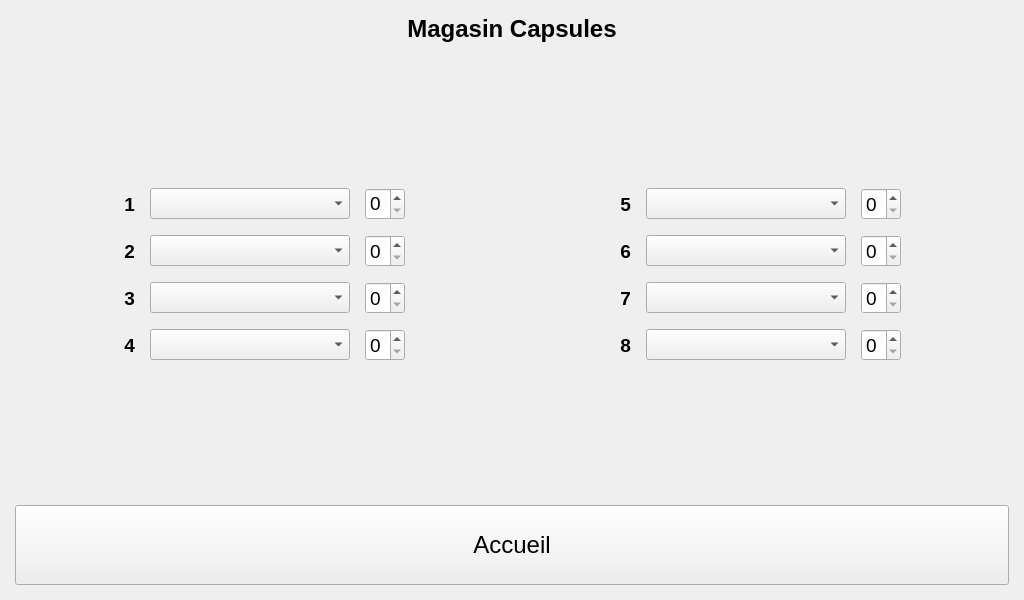
Above: pikawa-rpi/ihmpikawa.ui from bts-lasalle-avignon-projets/pikawa-2024 before the change. Below: the same form after it.
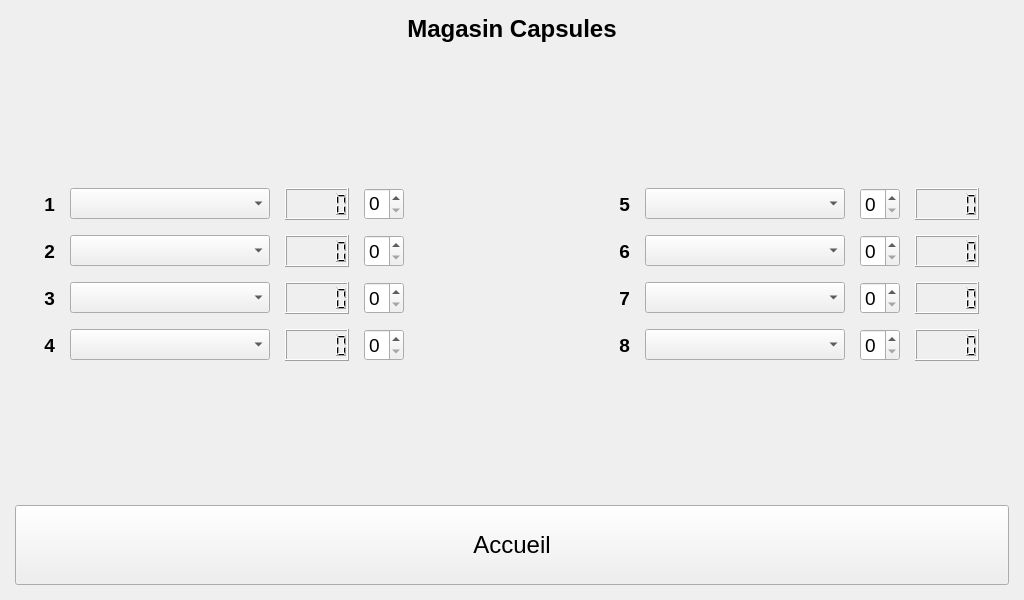
That is the form after the change. The open tabs and pages were chosen to show the change.

Diff of the .ui file:
```diff
--- a/pikawa-rpi/ihmpikawa.ui
+++ b/pikawa-rpi/ihmpikawa.ui
@@ -45,7 +45,7 @@
     <item>
      <widget class="QStackedWidget" name="ecrans">
       <property name="currentIndex">
-       <number>2</number>
+       <number>1</number>
       </property>
       <widget class="QWidget" name="ecranAccueil">
        <layout class="QVBoxLayout" name="layoutEcranAccueil">
@@ -216,8 +216,38 @@
           <property name="spacing">
            <number>15</number>
           </property>
-          <item row="4" column="7">
-           <widget class="QSpinBox" name="stockR6">
+          <item row="6" column="7">
+           <widget class="QComboBox" name="listeCapsulesR7">
+            <property name="sizePolicy">
+             <sizepolicy hsizetype="Fixed" vsizetype="Fixed">
+              <horstretch>0</horstretch>
+              <verstretch>0</verstretch>
+             </sizepolicy>
+            </property>
+            <property name="minimumSize">
+             <size>
+              <width>200</width>
+              <height>25</height>
+             </size>
+            </property>
+            <property name="maximumSize">
+             <size>
+              <width>16777215</width>
+              <height>16777215</height>
+             </size>
+            </property>
+            <property name="font">
+             <font>
+              <pointsize>14</pointsize>
+             </font>
+            </property>
+            <property name="sizeAdjustPolicy">
+             <enum>QComboBox::AdjustToContents</enum>
+            </property>
+           </widget>
+          </item>
+          <item row="6" column="8">
+           <widget class="QSpinBox" name="stockR7">
             <property name="font">
              <font>
               <pointsize>14</pointsize>
@@ -228,7 +258,7 @@
             </property>
            </widget>
           </item>
-          <item row="9" column="5">
+          <item row="9" column="6">
            <widget class="QLabel" name="labelRangee8">
             <property name="font">
              <font>
@@ -245,49 +275,7 @@
             </property>
            </widget>
           </item>
-          <item row="6" column="2">
-           <widget class="QComboBox" name="listeCapsulesR3">
-            <property name="sizePolicy">
-             <sizepolicy hsizetype="Fixed" vsizetype="Fixed">
-              <horstretch>0</horstretch>
-              <verstretch>0</verstretch>
-             </sizepolicy>
-            </property>
-            <property name="minimumSize">
-             <size>
-              <width>200</width>
-              <height>25</height>
-             </size>
-            </property>
-            <property name="maximumSize">
-             <size>
-              <width>16777215</width>
-              <height>16777215</height>
-             </size>
-            </property>
-            <property name="font">
-             <font>
-              <pointsize>14</pointsize>
-             </font>
-            </property>
-            <property name="sizeAdjustPolicy">
-             <enum>QComboBox::AdjustToContents</enum>
-            </property>
-           </widget>
-          </item>
-          <item row="3" column="7">
-           <widget class="QSpinBox" name="stockR5">
-            <property name="font">
-             <font>
-              <pointsize>14</pointsize>
-             </font>
-            </property>
-            <property name="maximum">
-             <number>4</number>
-            </property>
-           </widget>
-          </item>
-          <item row="4" column="3">
+          <item row="4" column="4">
            <widget class="QSpinBox" name="stockR2">
             <property name="font">
              <font>
@@ -299,48 +287,6 @@
             </property>
            </widget>
           </item>
-          <item row="9" column="3">
-           <widget class="QSpinBox" name="stockR4">
-            <property name="font">
-             <font>
-              <pointsize>14</pointsize>
-             </font>
-            </property>
-            <property name="maximum">
-             <number>4</number>
-            </property>
-           </widget>
-          </item>
-          <item row="9" column="2">
-           <widget class="QComboBox" name="listeCapsulesR4">
-            <property name="sizePolicy">
-             <sizepolicy hsizetype="Fixed" vsizetype="Fixed">
-              <horstretch>0</horstretch>
-              <verstretch>0</verstretch>
-             </sizepolicy>
-            </property>
-            <property name="minimumSize">
-             <size>
-              <width>200</width>
-              <height>25</height>
-             </size>
-            </property>
-            <property name="maximumSize">
-             <size>
-              <width>16777215</width>
-              <height>16777215</height>
-             </size>
-            </property>
-            <property name="font">
-             <font>
-              <pointsize>14</pointsize>
-             </font>
-            </property>
-            <property name="sizeAdjustPolicy">
-             <enum>QComboBox::AdjustToContents</enum>
-            </property>
-           </widget>
-          </item>
           <item row="3" column="2">
            <widget class="QComboBox" name="listeCapsulesR1">
             <property name="sizePolicy">
@@ -374,154 +320,6 @@
             </property>
            </widget>
           </item>
-          <item row="9" column="1">
-           <widget class="QLabel" name="labelRangee4">
-            <property name="font">
-             <font>
-              <pointsize>14</pointsize>
-              <weight>75</weight>
-              <bold>true</bold>
-             </font>
-            </property>
-            <property name="text">
-             <string>4</string>
-            </property>
-            <property name="alignment">
-             <set>Qt::AlignRight|Qt::AlignTrailing|Qt::AlignVCenter</set>
-            </property>
-           </widget>
-          </item>
-          <item row="9" column="7">
-           <widget class="QSpinBox" name="stockR8">
-            <property name="font">
-             <font>
-              <pointsize>14</pointsize>
-             </font>
-            </property>
-            <property name="maximum">
-             <number>4</number>
-            </property>
-           </widget>
-          </item>
-          <item row="4" column="5">
-           <widget class="QLabel" name="labelRangee6">
-            <property name="font">
-             <font>
-              <pointsize>14</pointsize>
-              <weight>75</weight>
-              <bold>true</bold>
-             </font>
-            </property>
-            <property name="text">
-             <string>6</string>
-            </property>
-            <property name="alignment">
-             <set>Qt::AlignRight|Qt::AlignTrailing|Qt::AlignVCenter</set>
-            </property>
-           </widget>
-          </item>
-          <item row="9" column="6">
-           <widget class="QComboBox" name="listeCapsulesR8">
-            <property name="sizePolicy">
-             <sizepolicy hsizetype="Fixed" vsizetype="Fixed">
-              <horstretch>0</horstretch>
-              <verstretch>0</verstretch>
-             </sizepolicy>
-            </property>
-            <property name="minimumSize">
-             <size>
-              <width>200</width>
-              <height>25</height>
-             </size>
-            </property>
-            <property name="maximumSize">
-             <size>
-              <width>16777215</width>
-              <height>16777215</height>
-             </size>
-            </property>
-            <property name="font">
-             <font>
-              <pointsize>14</pointsize>
-             </font>
-            </property>
-            <property name="sizeAdjustPolicy">
-             <enum>QComboBox::AdjustToContents</enum>
-            </property>
-           </widget>
-          </item>
-          <item row="4" column="6">
-           <widget class="QComboBox" name="listeCapsulesR6">
-            <property name="sizePolicy">
-             <sizepolicy hsizetype="Fixed" vsizetype="Fixed">
-              <horstretch>0</horstretch>
-              <verstretch>0</verstretch>
-             </sizepolicy>
-            </property>
-            <property name="minimumSize">
-             <size>
-              <width>200</width>
-              <height>25</height>
-             </size>
-            </property>
-            <property name="maximumSize">
-             <size>
-              <width>16777215</width>
-              <height>16777215</height>
-             </size>
-            </property>
-            <property name="font">
-             <font>
-              <pointsize>14</pointsize>
-             </font>
-            </property>
-            <property name="sizeAdjustPolicy">
-             <enum>QComboBox::AdjustToContents</enum>
-            </property>
-           </widget>
-          </item>
-          <item row="3" column="6">
-           <widget class="QComboBox" name="listeCapsulesR5">
-            <property name="sizePolicy">
-             <sizepolicy hsizetype="Fixed" vsizetype="Fixed">
-              <horstretch>0</horstretch>
-              <verstretch>0</verstretch>
-             </sizepolicy>
-            </property>
-            <property name="minimumSize">
-             <size>
-              <width>200</width>
-              <height>25</height>
-             </size>
-            </property>
-            <property name="maximumSize">
-             <size>
-              <width>16777215</width>
-              <height>16777215</height>
-             </size>
-            </property>
-            <property name="font">
-             <font>
-              <pointsize>14</pointsize>
-             </font>
-            </property>
-            <property name="sizeAdjustPolicy">
-             <enum>QComboBox::AdjustToContents</enum>
-            </property>
-           </widget>
-          </item>
-          <item row="6" column="7">
-           <widget class="QSpinBox" name="stockR7">
-            <property name="font">
-             <font>
-              <pointsize>14</pointsize>
-             </font>
-            </property>
-            <property name="maximum">
-             <number>4</number>
-            </property>
-           </widget>
-          </item>
           <item row="4" column="1">
            <widget class="QLabel" name="labelRangee2">
             <property name="font">
@@ -539,106 +337,40 @@
             </property>
            </widget>
           </item>
+          <item row="4" column="9">
+           <widget class="QLCDNumber" name="capsuleRestantesR6"/>
+          </item>
+          <item row="4" column="7">
+           <widget class="QComboBox" name="listeCapsulesR6">
+            <property name="sizePolicy">
+             <sizepolicy hsizetype="Fixed" vsizetype="Fixed">
+              <horstretch>0</horstretch>
+              <verstretch>0</verstretch>
+             </sizepolicy>
+            </property>
+            <property name="minimumSize">
+             <size>
+              <width>200</width>
+              <height>25</height>
+             </size>
+            </property>
+            <property name="maximumSize">
+             <size>
+              <width>16777215</width>
+              <height>16777215</height>
+             </size>
+            </property>
+            <property name="font">
+             <font>
+              <pointsize>14</pointsize>
+             </font>
+            </property>
+            <property name="sizeAdjustPolicy">
+             <enum>QComboBox::AdjustToContents</enum>
+            </property>
+           </widget>
+          </item>
           <item row="3" column="4">
-           <spacer name="horizontalSpacer">
-            <property name="orientation">
-             <enum>Qt::Horizontal</enum>
-            </property>
-            <property name="sizeType">
-             <enum>QSizePolicy::Fixed</enum>
-            </property>
-            <property name="sizeHint" stdset="0">
-             <size>
-              <width>200</width>
-              <height>20</height>
-             </size>
-            </property>
-           </spacer>
-          </item>
-          <item row="6" column="6">
-           <widget class="QComboBox" name="listeCapsulesR7">
-            <property name="sizePolicy">
-             <sizepolicy hsizetype="Fixed" vsizetype="Fixed">
-              <horstretch>0</horstretch>
-              <verstretch>0</verstretch>
-             </sizepolicy>
-            </property>
-            <property name="minimumSize">
-             <size>
-              <width>200</width>
-              <height>25</height>
-             </size>
-            </property>
-            <property name="maximumSize">
-             <size>
-              <width>16777215</width>
-              <height>16777215</height>
-             </size>
-            </property>
-            <property name="font">
-             <font>
-              <pointsize>14</pointsize>
-             </font>
-            </property>
-            <property name="sizeAdjustPolicy">
-             <enum>QComboBox::AdjustToContents</enum>
-            </property>
-           </widget>
-          </item>
-          <item row="4" column="2">
-           <widget class="QComboBox" name="listeCapsulesR2">
-            <property name="sizePolicy">
-             <sizepolicy hsizetype="Fixed" vsizetype="Fixed">
-              <horstretch>0</horstretch>
-              <verstretch>0</verstretch>
-             </sizepolicy>
-            </property>
-            <property name="minimumSize">
-             <size>
-              <width>200</width>
-              <height>25</height>
-             </size>
-            </property>
-            <property name="maximumSize">
-             <size>
-              <width>16777215</width>
-              <height>16777215</height>
-             </size>
-            </property>
-            <property name="font">
-             <font>
-              <pointsize>14</pointsize>
-             </font>
-            </property>
-            <property name="sizeAdjustPolicy">
-             <enum>QComboBox::AdjustToContents</enum>
-            </property>
-           </widget>
-          </item>
-          <item row="3" column="1">
-           <widget class="QLabel" name="labelRangee1">
-            <property name="sizePolicy">
-             <sizepolicy hsizetype="Fixed" vsizetype="Preferred">
-              <horstretch>0</horstretch>
-              <verstretch>0</verstretch>
-             </sizepolicy>
-            </property>
-            <property name="font">
-             <font>
-              <pointsize>14</pointsize>
-              <weight>75</weight>
-              <bold>true</bold>
-             </font>
-            </property>
-            <property name="text">
-             <string>1</string>
-            </property>
-            <property name="alignment">
-             <set>Qt::AlignRight|Qt::AlignTrailing|Qt::AlignVCenter</set>
-            </property>
-           </widget>
-          </item>
-          <item row="3" column="3">
            <widget class="QSpinBox" name="stockR1">
             <property name="font">
              <font>
@@ -653,19 +385,37 @@
             </property>
            </widget>
           </item>
-          <item row="6" column="3">
-           <widget class="QSpinBox" name="stockR3">
+          <item row="9" column="7">
+           <widget class="QComboBox" name="listeCapsulesR8">
+            <property name="sizePolicy">
+             <sizepolicy hsizetype="Fixed" vsizetype="Fixed">
+              <horstretch>0</horstretch>
+              <verstretch>0</verstretch>
+             </sizepolicy>
+            </property>
+            <property name="minimumSize">
+             <size>
+              <width>200</width>
+              <height>25</height>
+             </size>
+            </property>
+            <property name="maximumSize">
+             <size>
+              <width>16777215</width>
+              <height>16777215</height>
+             </size>
+            </property>
             <property name="font">
              <font>
               <pointsize>14</pointsize>
              </font>
             </property>
-            <property name="maximum">
-             <number>4</number>
+            <property name="sizeAdjustPolicy">
+             <enum>QComboBox::AdjustToContents</enum>
             </property>
            </widget>
           </item>
-          <item row="6" column="5">
+          <item row="6" column="6">
            <widget class="QLabel" name="labelRangee7">
             <property name="font">
              <font>
@@ -682,8 +432,48 @@
             </property>
            </widget>
           </item>
-          <item row="6" column="1">
-           <widget class="QLabel" name="labelRangee3">
+          <item row="3" column="10">
+           <spacer name="horizontalSpacer_3">
+            <property name="orientation">
+             <enum>Qt::Horizontal</enum>
+            </property>
+            <property name="sizeHint" stdset="0">
+             <size>
+              <width>40</width>
+              <height>20</height>
+             </size>
+            </property>
+           </spacer>
+          </item>
+          <item row="6" column="4">
+           <widget class="QSpinBox" name="stockR3">
+            <property name="font">
+             <font>
+              <pointsize>14</pointsize>
+             </font>
+            </property>
+            <property name="maximum">
+             <number>4</number>
+            </property>
+           </widget>
+          </item>
+          <item row="9" column="3">
+           <widget class="QLCDNumber" name="capsuleRestantesR4"/>
+          </item>
+          <item row="9" column="4">
+           <widget class="QSpinBox" name="stockR4">
+            <property name="font">
+             <font>
+              <pointsize>14</pointsize>
+             </font>
+            </property>
+            <property name="maximum">
+             <number>4</number>
+            </property>
+           </widget>
+          </item>
+          <item row="4" column="6">
+           <widget class="QLabel" name="labelRangee6">
             <property name="font">
              <font>
               <pointsize>14</pointsize>
@@ -692,14 +482,29 @@
              </font>
             </property>
             <property name="text">
-             <string>3</string>
+             <string>6</string>
             </property>
             <property name="alignment">
              <set>Qt::AlignRight|Qt::AlignTrailing|Qt::AlignVCenter</set>
             </property>
            </widget>
           </item>
-          <item row="3" column="5">
+          <item row="9" column="8">
+           <widget class="QSpinBox" name="stockR8">
+            <property name="font">
+             <font>
+              <pointsize>14</pointsize>
+             </font>
+            </property>
+            <property name="maximum">
+             <number>4</number>
+            </property>
+           </widget>
+          </item>
+          <item row="4" column="3">
+           <widget class="QLCDNumber" name="capsuleRestantesR2"/>
+          </item>
+          <item row="3" column="6">
            <widget class="QLabel" name="labelRangee5">
             <property name="sizePolicy">
              <sizepolicy hsizetype="Fixed" vsizetype="Preferred">
@@ -722,6 +527,82 @@
             </property>
            </widget>
           </item>
+          <item row="3" column="3">
+           <widget class="QLCDNumber" name="capsuleRestantesR1"/>
+          </item>
+          <item row="3" column="5">
+           <spacer name="horizontalSpacer">
+            <property name="orientation">
+             <enum>Qt::Horizontal</enum>
+            </property>
+            <property name="sizeType">
+             <enum>QSizePolicy::Fixed</enum>
+            </property>
+            <property name="sizeHint" stdset="0">
+             <size>
+              <width>200</width>
+              <height>20</height>
+             </size>
+            </property>
+           </spacer>
+          </item>
+          <item row="4" column="8">
+           <widget class="QSpinBox" name="stockR6">
+            <property name="font">
+             <font>
+              <pointsize>14</pointsize>
+             </font>
+            </property>
+            <property name="maximum">
+             <number>4</number>
+            </property>
+           </widget>
+          </item>
+          <item row="6" column="2">
+           <widget class="QComboBox" name="listeCapsulesR3">
+            <property name="sizePolicy">
+             <sizepolicy hsizetype="Fixed" vsizetype="Fixed">
+              <horstretch>0</horstretch>
+              <verstretch>0</verstretch>
+             </sizepolicy>
+            </property>
+            <property name="minimumSize">
+             <size>
+              <width>200</width>
+              <height>25</height>
+             </size>
+            </property>
+            <property name="maximumSize">
+             <size>
+              <width>16777215</width>
+              <height>16777215</height>
+             </size>
+            </property>
+            <property name="font">
+             <font>
+              <pointsize>14</pointsize>
+             </font>
+            </property>
+            <property name="sizeAdjustPolicy">
+             <enum>QComboBox::AdjustToContents</enum>
+            </property>
+           </widget>
+          </item>
+          <item row="6" column="3">
+           <widget class="QLCDNumber" name="capsuleRestantesR3"/>
+          </item>
+          <item row="3" column="8">
+           <widget class="QSpinBox" name="stockR5">
+            <property name="font">
+             <font>
+              <pointsize>14</pointsize>
+             </font>
+            </property>
+            <property name="maximum">
+             <number>4</number>
+            </property>
+           </widget>
+          </item>
           <item row="3" column="0">
            <spacer name="horizontalSpacer_2">
             <property name="orientation">
@@ -735,18 +616,161 @@
             </property>
            </spacer>
           </item>
-          <item row="3" column="8">
-           <spacer name="horizontalSpacer_3">
-            <property name="orientation">
-             <enum>Qt::Horizontal</enum>
+          <item row="4" column="2">
+           <widget class="QComboBox" name="listeCapsulesR2">
+            <property name="sizePolicy">
+             <sizepolicy hsizetype="Fixed" vsizetype="Fixed">
+              <horstretch>0</horstretch>
+              <verstretch>0</verstretch>
+             </sizepolicy>
             </property>
-            <property name="sizeHint" stdset="0">
+            <property name="minimumSize">
              <size>
-              <width>40</width>
-              <height>20</height>
+              <width>200</width>
+              <height>25</height>
              </size>
             </property>
-           </spacer>
+            <property name="maximumSize">
+             <size>
+              <width>16777215</width>
+              <height>16777215</height>
+             </size>
+            </property>
+            <property name="font">
+             <font>
+              <pointsize>14</pointsize>
+             </font>
+            </property>
+            <property name="sizeAdjustPolicy">
+             <enum>QComboBox::AdjustToContents</enum>
+            </property>
+           </widget>
+          </item>
+          <item row="3" column="9">
+           <widget class="QLCDNumber" name="capsuleRestantesR5"/>
+          </item>
+          <item row="9" column="1">
+           <widget class="QLabel" name="labelRangee4">
+            <property name="font">
+             <font>
+              <pointsize>14</pointsize>
+              <weight>75</weight>
+              <bold>true</bold>
+             </font>
+            </property>
+            <property name="text">
+             <string>4</string>
+            </property>
+            <property name="alignment">
+             <set>Qt::AlignRight|Qt::AlignTrailing|Qt::AlignVCenter</set>
+            </property>
+           </widget>
+          </item>
+          <item row="3" column="7">
+           <widget class="QComboBox" name="listeCapsulesR5">
+            <property name="sizePolicy">
+             <sizepolicy hsizetype="Fixed" vsizetype="Fixed">
+              <horstretch>0</horstretch>
+              <verstretch>0</verstretch>
+             </sizepolicy>
+            </property>
+            <property name="minimumSize">
+             <size>
+              <width>200</width>
+              <height>25</height>
+             </size>
+            </property>
+            <property name="maximumSize">
+             <size>
+              <width>16777215</width>
+              <height>16777215</height>
+             </size>
+            </property>
+            <property name="font">
+             <font>
+              <pointsize>14</pointsize>
+             </font>
+            </property>
+            <property name="sizeAdjustPolicy">
+             <enum>QComboBox::AdjustToContents</enum>
+            </property>
+           </widget>
+          </item>
+          <item row="9" column="2">
+           <widget class="QComboBox" name="listeCapsulesR4">
+            <property name="sizePolicy">
+             <sizepolicy hsizetype="Fixed" vsizetype="Fixed">
+              <horstretch>0</horstretch>
+              <verstretch>0</verstretch>
+             </sizepolicy>
+            </property>
+            <property name="minimumSize">
+             <size>
+              <width>200</width>
+              <height>25</height>
+             </size>
+            </property>
+            <property name="maximumSize">
+             <size>
+              <width>16777215</width>
+              <height>16777215</height>
+             </size>
+            </property>
+            <property name="font">
+             <font>
+              <pointsize>14</pointsize>
+             </font>
+            </property>
+            <property name="sizeAdjustPolicy">
+             <enum>QComboBox::AdjustToContents</enum>
+            </property>
+           </widget>
+          </item>
+          <item row="6" column="1">
+           <widget class="QLabel" name="labelRangee3">
+            <property name="font">
+             <font>
+              <pointsize>14</pointsize>
+              <weight>75</weight>
+              <bold>true</bold>
+             </font>
+            </property>
+            <property name="text">
+             <string>3</string>
+            </property>
+            <property name="alignment">
+             <set>Qt::AlignRight|Qt::AlignTrailing|Qt::AlignVCenter</set>
+            </property>
+           </widget>
+          </item>
+          <item row="3" column="1">
+           <widget class="QLabel" name="labelRangee1">
+            <property name="sizePolicy">
+             <sizepolicy hsizetype="Fixed" vsizetype="Preferred">
+              <horstretch>0</horstretch>
+              <verstretch>0</verstretch>
+             </sizepolicy>
+            </property>
+            <property name="font">
+             <font>
+              <pointsize>14</pointsize>
+              <weight>75</weight>
+              <bold>true</bold>
+             </font>
+            </property>
+            <property name="text">
+             <string>1</string>
+            </property>
+            <property name="alignment">
+             <set>Qt::AlignRight|Qt::AlignTrailing|Qt::AlignVCenter</set>
+            </property>
+           </widget>
+          </item>
+          <item row="6" column="9">
+           <widget class="QLCDNumber" name="capsuleRestantesR7"/>
+          </item>
+          <item row="9" column="9">
+           <widget class="QLCDNumber" name="capsuleRestantesR8"/>
           </item>
          </layout>
         </item>
```
